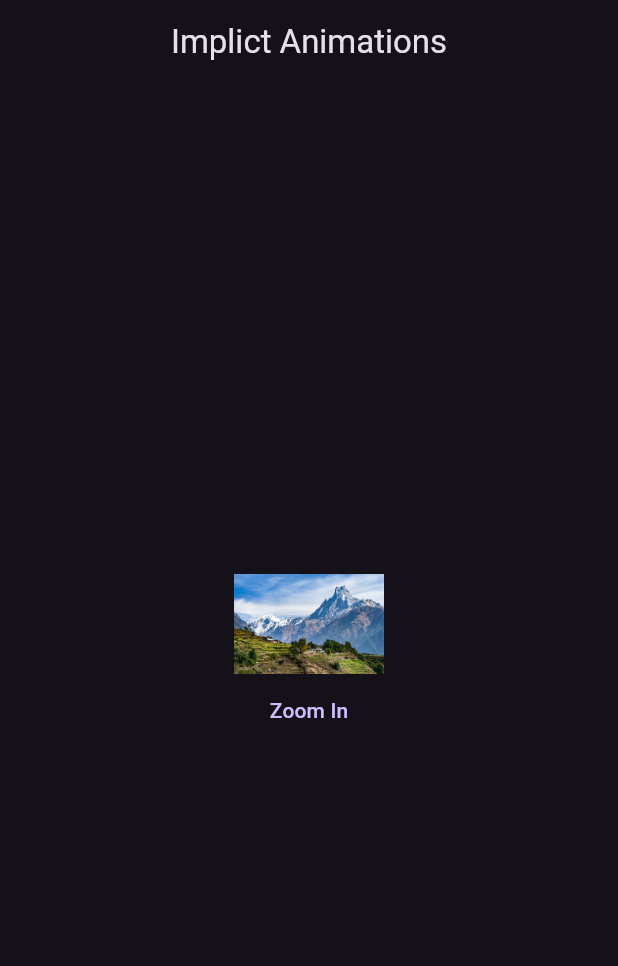
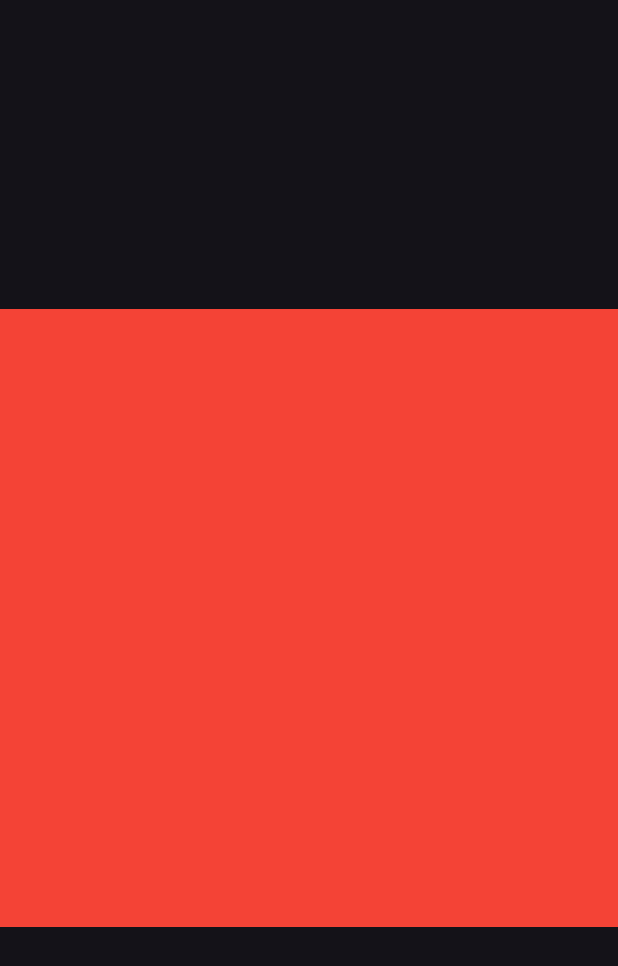
Before and after one commit to rabiaryal/flutter_animations_024, a Flutter app: the screen it shows after launch, on a phone screen of 412 x 824 dp. Shown: the top 966 px of the screen. Run offline on Flutter 3.47's test engine with Material 3 defaults, Android fonts, the phone set to English and light mode, and no system bars.

Commit message:
colortweenanimation

```diff
--- /dev/null
+++ b/lib/animations/colortweenanm.dart
@@ -0,0 +1,46 @@
+import 'package:flutter/material.dart';
+
+class TweenColorAnm extends StatefulWidget {
+  const TweenColorAnm({super.key});
+
+  @override
+  State<TweenColorAnm> createState() => _TweenColorAnmState();
+}
+
+class CircleClipper extends CustomClipper<Path> {
+  @override
+  Path getClip(Size size) {
+    var path = Path();
+
+    final rect = Rect.fromCircle(
+        center: Offset(size.width / 2, size.height / 2),
+        radius: size.width / 2);
+
+    path.addOval(Rect.fromCircle(
+      center: Offset(size.width / 2, size.height / 2),
+      radius: size.width / 2,
+    ));
+
+    return path;
+  }
+
+  @override
+  bool shouldReclip(covariant CustomClipper<Path> oldClipper) => false;
+}
+
+class _TweenColorAnmState extends State<TweenColorAnm> {
+  @override
+  Widget build(BuildContext context) {
+    return Scaffold(
+      body: Center(
+        child: ClipPath(
+          child: Container(
+            width: MediaQuery.of(context).size.width,
+            height: MediaQuery.of(context).size.width,
+            color: Colors.red,
+          ),
+        ),
+      ),
+    );
+  }
+}
--- a/lib/main.dart
+++ b/lib/main.dart
@@ -1,4 +1,5 @@
 import 'package:flutter/material.dart';
+import 'package:flutter_animations_024/animations/colortweenanm.dart';
 import 'package:flutter_animations_024/animations/implictanimaton.dart';
 
 import 'package:flutter_animations_024/homepage.dart';
@@ -20,9 +21,11 @@ class MyApp extends StatelessWidget {
       themeMode: ThemeMode.dark,
       debugShowCheckedModeBanner: false,
       debugShowMaterialGrid: false,
-        home: ImplictAnimation()
+      home:
+          // ImplictAnimation()
           //  HeroAnimation()
           // HomePageScreen(),
+          TweenColorAnm()
       // CircularAnimation(),
     );
   }
```
Also changed, not shown: lib/homepage.dart (+23 -0 lines). Lines whose indentation alone changed are shown as unchanged.
